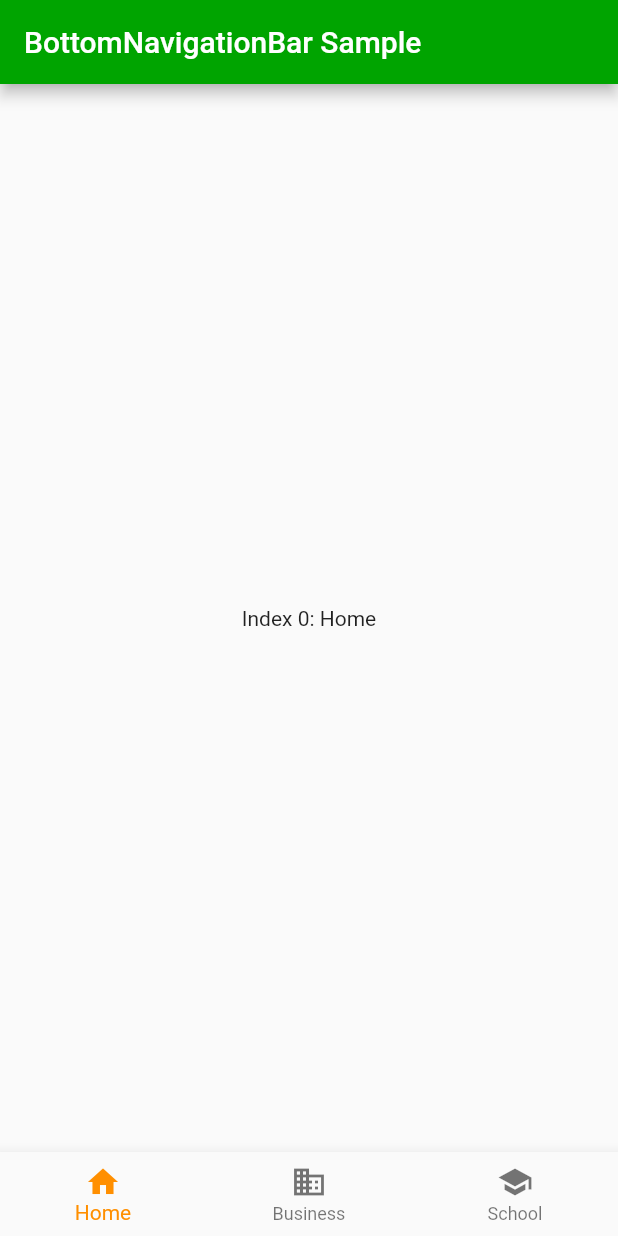
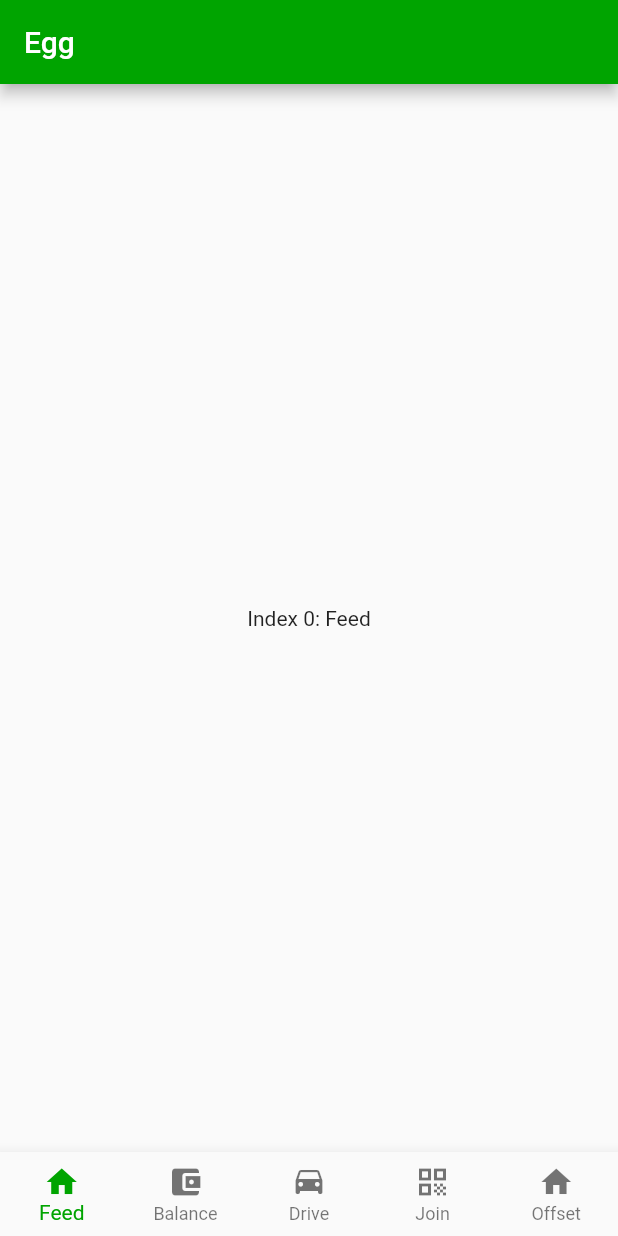
Before and after one commit to MitchFeaver/Commute2.0, a Flutter app: the MainPage screen opened directly, on a phone screen of 412 x 824 dp. Run offline on Flutter 3.47's test engine with Material 2 defaults, Android fonts, the phone set to English and light mode, and no system bars; our stand-ins replace carousel_slider; generated files the repository leaves out were written again.

Commit message:
Correct icons and colour for bottom nav
Changed icons and colour for bottom nav and added .fixed to bottom nav
bar

```diff
--- a/commute/lib/views/main/main_page.dart
+++ b/commute/lib/views/main/main_page.dart
@@ -1,3 +1,4 @@
+import 'package:commute/theme/custom_colors.dart';
 import 'package:flutter/material.dart';
 
 class MainPage extends StatefulWidget {
@@ -11,13 +12,19 @@ class _MainPageState extends State<MainPage> {
   int _selectedIndex = 0;
   static const List<Widget> _widgetOptions = <Widget>[
     Text(
-      'Index 0: Home',
+      'Index 0: Feed',
     ),
     Text(
-      'Index 1: Business',
+      'Index 1: Balance',
     ),
     Text(
-      'Index 2: School',
+      'Index 2: Drive',
+    ),
+    Text(
+      'Index 3: Join',
+    ),
+    Text(
+      'Index 4: Offset',
     ),
   ];
 
@@ -31,7 +38,7 @@ class _MainPageState extends State<MainPage> {
   Widget build(BuildContext context) {
     return Scaffold(
       appBar: AppBar(
-        title: const Text('BottomNavigationBar Sample'),
+        title: const Text('Egg'),
       ),
       body: Center(
         child: _widgetOptions.elementAt(_selectedIndex),
@@ -40,19 +47,28 @@ class _MainPageState extends State<MainPage> {
         items: const <BottomNavigationBarItem>[
           BottomNavigationBarItem(
             icon: Icon(Icons.home),
-            label: 'Home',
+            label: 'Feed',
           ),
           BottomNavigationBarItem(
-            icon: Icon(Icons.business),
-            label: 'Business',
+            icon: Icon(Icons.account_balance_wallet),
+            label: 'Balance',
           ),
           BottomNavigationBarItem(
-            icon: Icon(Icons.school),
-            label: 'School',
+            icon: Icon(Icons.drive_eta),
+            label: 'Drive',
           ),
+          BottomNavigationBarItem(
+            icon: Icon(Icons.qr_code),
+            label: 'Join',
+          ),
+          BottomNavigationBarItem(
+            icon: Icon(Icons.home),
+            label: 'Offset',
+          )
         ],
+        type: BottomNavigationBarType.fixed,
         currentIndex: _selectedIndex,
-        selectedItemColor: Colors.amber[800],
+        selectedItemColor: CustomColors.primaryColorLight,
         onTap: _onItemTapped,
       ),
     );
```
Also changed, not shown: commute/pubspec.lock.
